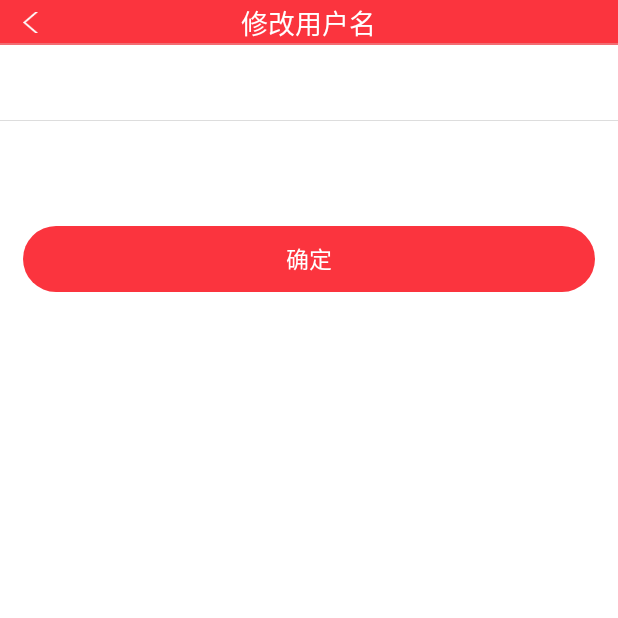
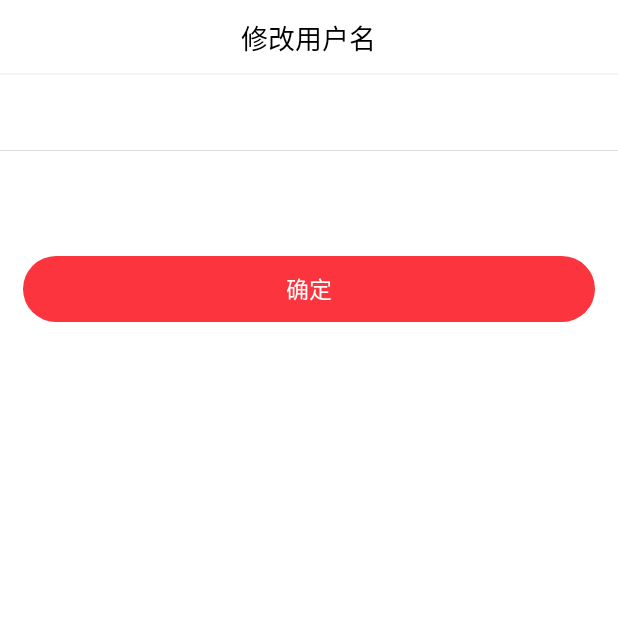
Before and after one commit to valderFields/JustRecordAndroid, an Android app: the ChangeDetailsActivity screen opened directly, with no data from a screen before it, on a phone screen of 412 x 824 dp, the top half of it. Run offline under Robolectric (Android 15) with nearby library versions, the light colour scheme and no system bars; our stand-ins replace ButterKnife.

Commit message:
文字记一笔界面

```diff
--- a/app/src/main/res/layout/activity_add_record.xml
+++ b/app/src/main/res/layout/activity_add_record.xml
@@ -5,7 +5,6 @@
     android:id="@+id/rl_record"
     android:layout_width="match_parent"
     android:layout_height="match_parent"
-    tools:context="com.mango.mobile.paper.modules.TimeLinePager.AddRecordActivity"
     android:background="@android:color/transparent">
 
     <com.mango.viewBySelf.TextViewCustomTF
@@ -70,6 +69,7 @@
             android:layout_weight="1"
             android:layout_height="wrap_content">
             <ImageView
+                android:id="@+id/iv_word"
                 android:layout_width="60dp"
                 android:layout_height="60dp"
                 android:layout_gravity="center"
@@ -80,6 +80,7 @@
             android:layout_weight="1"
             android:layout_height="wrap_content">
             <ImageView
+                android:id="@+id/iv_picture"
                 android:layout_width="60dp"
                 android:layout_height="60dp"
                 android:layout_gravity="center"
@@ -90,6 +91,7 @@
             android:layout_weight="1"
             android:layout_height="wrap_content">
             <ImageView
+                android:id="@+id/iv_audio"
                 android:layout_width="60dp"
                 android:layout_height="60dp"
                 android:layout_gravity="center"
@@ -100,6 +102,7 @@
             android:layout_weight="1"
             android:layout_height="wrap_content">
             <ImageView
+                android:id="@+id/iv_video"
                 android:layout_width="60dp"
                 android:layout_height="60dp"
                 android:layout_gravity="center"
--- a/lib-common/src/main/java/com/mango/viewBySelf/TopBar.java
+++ b/lib-common/src/main/java/com/mango/viewBySelf/TopBar.java
@@ -1,6 +1,7 @@
 package com.mango.viewBySelf;
 
 import android.content.Context;
+import android.content.res.TypedArray;
 import android.graphics.drawable.Drawable;
 import android.util.AttributeSet;
 import android.view.View;
@@ -15,11 +16,13 @@
  */
 
 public class TopBar extends LinearLayout {
+
     private Context context;
     private TextViewCustomTF tvTitle;
     private TextViewCustomTF tvBack;
     private TextViewCustomTF tvRight;
     private LinearLayout llBack;
+    private LinearLayout llTitle;
     private ImageView ivRightIcon;
     private OnTopClickListener listener;
     public TopBar(Context context) {
@@ -33,17 +36,41 @@
     public TopBar(Context context, AttributeSet attrs, int defStyleAttr) {
         super(context, attrs, defStyleAttr);
         this.context = context;
-        initView();
+        initView(attrs);
         initEvent();
     }
 
-    private void initView() {
+    private void initView(AttributeSet attrs) {
         View.inflate(context, R.layout.view_topbar, this);
         tvTitle = findViewById(R.id.tv_title);
         tvBack = findViewById(R.id.tv_back);
         tvRight = findViewById(R.id.tv_right);
         llBack = findViewById(R.id.ll_back);
+        llTitle = findViewById(R.id.ll_title);
         ivRightIcon = findViewById(R.id.iv_right_icon);
+
+
+        TypedArray ta = getContext().obtainStyledAttributes(attrs, R.styleable.TopBar);
+        int type = ta.getInt(R.styleable.TopBar_type,0);
+        String leftText = ta.getString(R.styleable.TopBar_left_text_topbar);
+        String rightText = ta.getString(R.styleable.TopBar_right_text_topbar);
+
+        switch (type){
+            case 1:
+                break;
+            case 2:
+                tvTitle.setVisibility(GONE);
+                llTitle.setVisibility(VISIBLE);
+                tvBack.setVisibility(GONE);
+                tvBack.setVisibility(VISIBLE);
+                tvRight.setVisibility(VISIBLE);
+                ivRightIcon.setVisibility(GONE);
+                tvBack.setText(leftText);
+                tvRight.setText(rightText);
+                break;
+            case 3:
+                break;
+        }
     }
 
     public void setTitle(String title){
--- a/lib-common/src/main/res/layout/view_topbar.xml
+++ b/lib-common/src/main/res/layout/view_topbar.xml
@@ -1,8 +1,8 @@
 <?xml version="1.0" encoding="utf-8"?>
 <RelativeLayout xmlns:android="http://schemas.android.com/apk/res/android"
     android:layout_width="match_parent"
-    android:layout_height="30dp"
-    android:background="@color/colorPrimaryDark">
+    android:layout_height="50dp"
+    android:background="@android:color/white">
     <LinearLayout
         android:id="@+id/ll_back"
         android:layout_width="wrap_content"
@@ -21,9 +21,9 @@
             android:layout_height="wrap_content"
             android:layout_centerVertical="true"
             android:text="返回"
-            android:textSize="18dp"
+            android:textSize="16dp"
             android:visibility="invisible"
-            android:textColor="@android:color/white"/>
+            android:textColor="@android:color/black"/>
     </LinearLayout>
 
     <com.mango.viewBySelf.TextViewCustomTF
@@ -33,7 +33,31 @@
         android:layout_centerInParent="true"
         android:text="标题"
         android:textSize="18dp"
-        android:textColor="@android:color/white"/>
+        android:textColor="@android:color/black"/>
+    <LinearLayout
+        android:id="@+id/ll_title"
+        android:layout_width="wrap_content"
+        android:layout_height="wrap_content"
+        android:layout_centerInParent="true"
+        android:orientation="vertical"
+        android:visibility="invisible">
+        <com.mango.viewBySelf.TextViewCustomTF
+            android:id="@+id/tv_date"
+            android:layout_width="wrap_content"
+            android:layout_height="wrap_content"
+            android:layout_gravity="center_horizontal"
+            android:text="2018年06月05号"
+            android:textSize="12dp"
+            android:textColor="@android:color/black"/>
+        <com.mango.viewBySelf.TextViewCustomTF
+            android:id="@+id/tv_time"
+            android:layout_width="wrap_content"
+            android:layout_height="wrap_content"
+            android:layout_gravity="center_horizontal"
+            android:text="10:08"
+            android:textSize="12dp"
+            android:textColor="@android:color/black"/>
+    </LinearLayout>
     <com.mango.viewBySelf.TextViewCustomTF
         android:id="@+id/tv_right"
         android:layout_width="wrap_content"
@@ -42,8 +66,8 @@
         android:layout_alignParentRight="true"
         android:layout_marginRight="15dp"
         android:text="确定"
-        android:textSize="18dp"
-        android:textColor="@android:color/white"
+        android:textSize="16dp"
+        android:textColor="@android:color/black"
         android:visibility="invisible"/>
     <ImageView
         android:id="@+id/iv_right_icon"
```
Also changed, not shown: app/src/main/AndroidManifest.xml (+3 -5 lines), app/src/main/java/com/mango/mobile/paper/mainui/MainActivity.java (+4 -6 lines), app/src/main/java/com/mango/mobile/paper/modules/TimeLinePager/AddRecordActivity.java (deleted, +0 -79 lines), app/src/main/java/com/mango/mobile/paper/modules/TimeLinePager/addRecord/AddRecordDialog.java (added, +82 -0 lines), app/src/main/java/com/mango/mobile/paper/modules/TimeLinePager/addRecord/AddWordActivity.java (added, +126 -0 lines), app/src/main/java/com/mango/mobile/paper/modules/TimeLinePager/addRecord/AddWordContract.java (added, +25 -0 lines), app/src/main/java/com/mango/mobile/paper/modules/TimeLinePager/addRecord/AddWordModel.java (added, +10 -0 lines), app/src/main/java/com/mango/mobile/paper/modules/TimeLinePager/addRecord/AddWordPresenter.java (added, +14 -0 lines), app/src/main/res/layout/activity_add_word.xml (added, +50 -0 lines), lib-common/src/main/java/com/mango/utils/Helper.java (+8 -0 lines), lib-common/src/main/java/com/mango/viewBySelf/MoreResourceEditText.java (added, +206 -0 lines), lib-common/src/main/java/com/mango/viewBySelf/style/ClickSpan.java (added, +31 -0 lines), lib-common/src/main/res/values/attrs.xml (+10 -0 lines).
